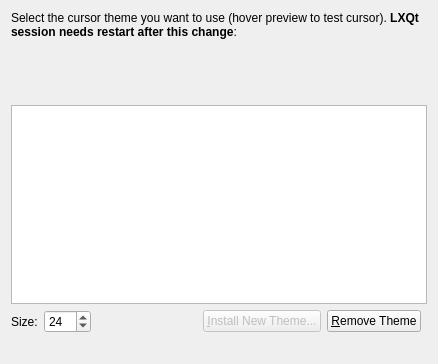
lxqt/lxqt-config, file liblxqt-config-cursor/selectwnd.ui: the form before one commit.
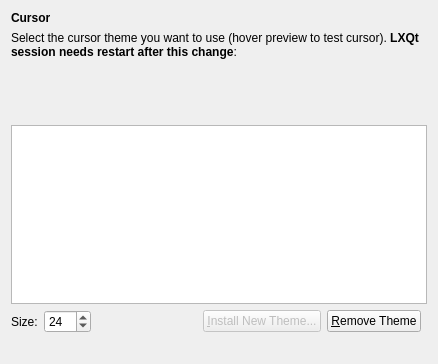
The form after the commit. Custom widgets are drawn as their Qt base class.

Commit message: Add page title

Patch:
```diff
--- a/liblxqt-config-cursor/selectwnd.ui
+++ b/liblxqt-config-cursor/selectwnd.ui
@@ -15,6 +15,19 @@
   </property>
   <layout class="QGridLayout" name="gridLayout">
    <item row="0" column="0" colspan="6">
+    <widget class="QLabel" name="label">
+     <property name="font">
+      <font>
+       <weight>75</weight>
+       <bold>true</bold>
+      </font>
+     </property>
+     <property name="text">
+      <string>Cursor</string>
+     </property>
+    </widget>
+   </item>
+   <item row="1" column="0" colspan="6">
     <widget class="QLabel" name="infoLabel">
      <property name="text">
       <string>Select the cursor theme you want to use (hover preview to test cursor). &lt;b&gt;LXQt session needs restart after this change&lt;/b&gt;:</string>
@@ -28,6 +41,9 @@
     <widget class="WarningLabel" name="warningLabel" native="true"/>
    </item>
    <item row="2" column="0" colspan="6">
+    <widget class="WarningLabel" name="warningLabel" native="true"/>
+   </item>
+   <item row="3" column="0" colspan="6">
     <widget class="PreviewWidget" name="preview" native="true">
      <property name="sizePolicy">
       <sizepolicy hsizetype="Preferred" vsizetype="Preferred">
@@ -43,7 +59,7 @@
      </property>
     </widget>
    </item>
-   <item row="3" column="0" colspan="6">
+   <item row="4" column="0" colspan="6">
     <widget class="QListView" name="lbThemes">
      <property name="editTriggers">
       <set>QAbstractItemView::NoEditTriggers</set>
```
Left out of the diff: 3 changed lines with no effect on the pictures.
